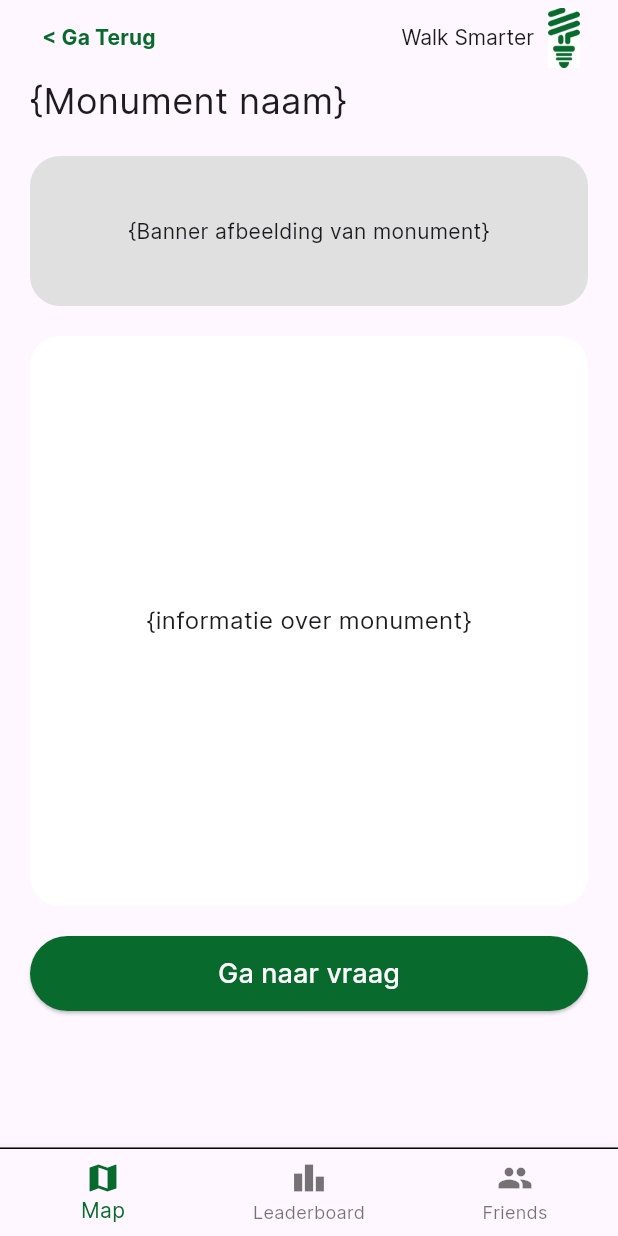
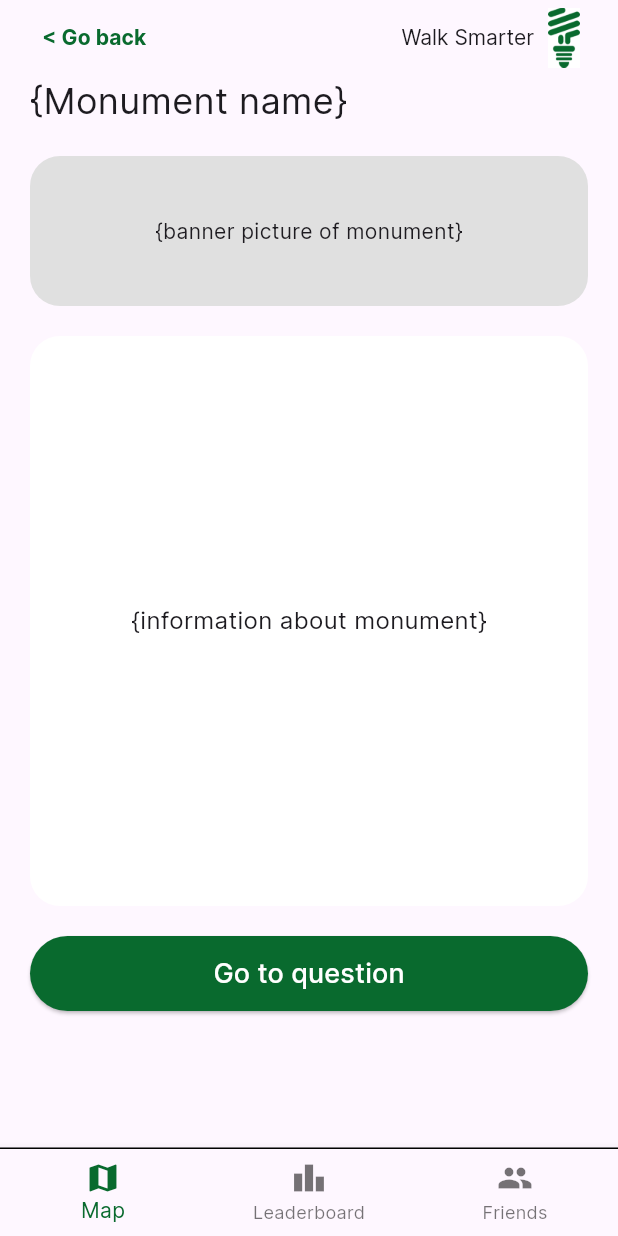
Before and after one commit to NHL-P4-INF1C/WalkSmarter, a Flutter app: the InformationPage screen opened by its route, on a phone screen of 412 x 824 dp. Run offline on Flutter 3.47's test engine with Material 3 defaults, Android fonts, the phone set to English and light mode, and no system bars; our stand-ins replace pocketbase.

Commit message:
refactor: changed the text from dutch to english

```diff
--- a/lib/informationpage.dart
+++ b/lib/informationpage.dart
@@ -25,7 +25,7 @@ class _InformationPageState extends State<InformationPage> {
                       Navigator.pushNamed(context, '/homepage');
                     },
                     child: Text(
-                      '< Ga Terug',
+                      '< Go back',
                       style: TextStyle(
                         color: Color.fromARGB(255, 9, 106, 46),
                         fontWeight: FontWeight.bold,
@@ -60,7 +60,7 @@ class _InformationPageState extends State<InformationPage> {
                   crossAxisAlignment: CrossAxisAlignment.start,
                   children: [
                     Text(
-                      '{Monument naam}',
+                      '{Monument name}',
                       style: TextStyle(
                         fontSize: 24,
                       ),
@@ -75,7 +75,7 @@ class _InformationPageState extends State<InformationPage> {
                     ),
                     child: Center(
                       child: Text(
-                        "{Banner afbeelding van monument}",
+                        "{banner picture of monument}",
                         textAlign: TextAlign.center,
                       ),
                     ),
@@ -90,7 +90,7 @@ class _InformationPageState extends State<InformationPage> {
                       ),
                     child: Center(
                       child: Text(
-                        "{informatie over monument}",
+                        "{information about monument}",
                         style: TextStyle(
                           fontSize: 16,
                         ),
@@ -113,7 +113,7 @@ class _InformationPageState extends State<InformationPage> {
                           foregroundColor: WidgetStateProperty.all<Color>(Colors.white),
                         ),
                         child: Text(
-                          "Ga naar vraag",
+                          "Go to question",
                           style: TextStyle(
                             fontSize: 18,
                           ),
--- a/lib/mappage.dart
+++ b/lib/mappage.dart
@@ -78,7 +78,7 @@ class _MyHomePageState extends State<MyHomePage> {
                       onPressed: () {
                         Navigator.pushNamed(context, '/informationpage');
                       },
-                      child: Text('Vraag'),
+                      child: Text('Question'),
                     ),
                   ),
                   SizedBox(height: 20),
--- a/lib/questionpage.dart
+++ b/lib/questionpage.dart
@@ -111,7 +111,7 @@ class _QuestionPageState extends State<QuestionPage> with SingleTickerProviderSt
                       Navigator.pushNamed(context, '/homepage');
                     },
                     child: Text(
-                      '< Ga Terug',
+                      '< Go back',
                       style: TextStyle(
                         color: Color.fromARGB(255, 9, 106, 46),
                         fontWeight: FontWeight.bold,
@@ -158,7 +158,7 @@ class _QuestionPageState extends State<QuestionPage> with SingleTickerProviderSt
                           ),
                           child: Center(
                             child: Text(
-                              "{vraag}",
+                              "{question}",
                               style: TextStyle(
                                 fontSize: 16,
                                 fontWeight: FontWeight.bold,
@@ -204,7 +204,7 @@ class _QuestionPageState extends State<QuestionPage> with SingleTickerProviderSt
                                           children: [
                                             Expanded(
                                               child: Text(
-                                                'antwoord ${index + 1}',
+                                                'Answer ${index + 1}',
                                                 style: TextStyle(fontSize: 16),
                                               ),
                                             ),
@@ -252,7 +252,7 @@ class _QuestionPageState extends State<QuestionPage> with SingleTickerProviderSt
                           foregroundColor: WidgetStateProperty.all<Color>(Colors.white),
                         ),
                         child: Text(
-                          'Vraag controleren',
+                          'Submit answer',
                           style: TextStyle(
                             fontSize: 18,
                           ),
```
